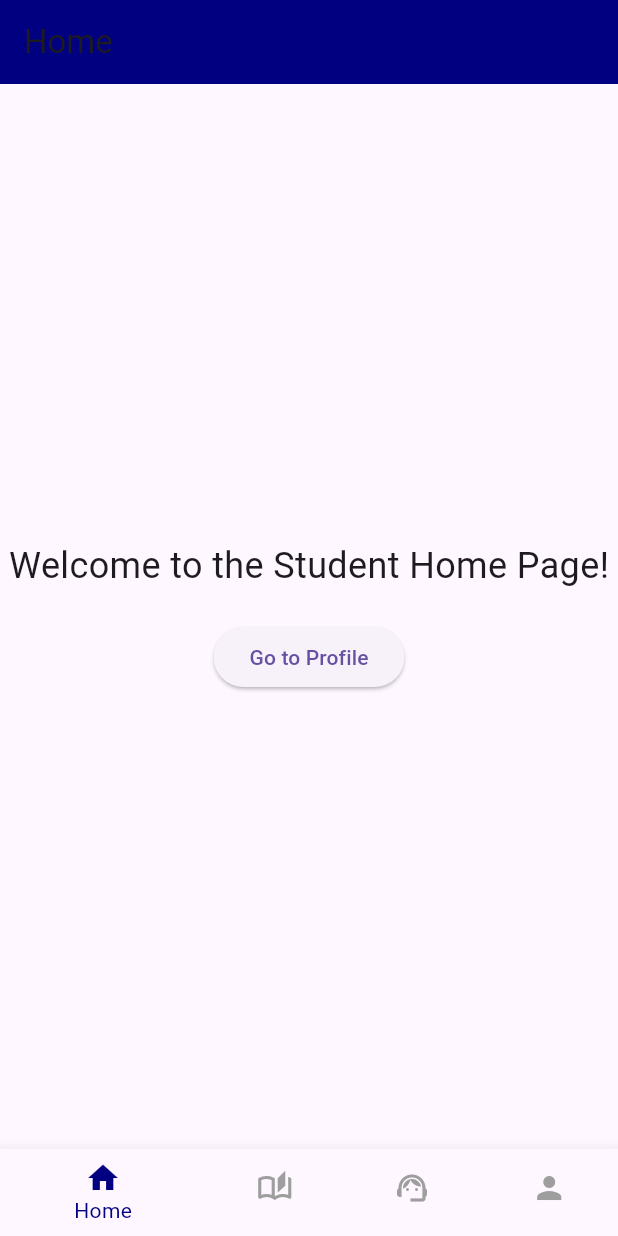
After one commit to jinsonjacob2000/Gcc_lms, a Flutter app: the Bottomnav screen opened directly, after a tap on "Go to Profile", on a phone screen of 412 x 824 dp. The commit adds this screen. Run offline on Flutter 3.47's test engine with Material 3 defaults, Android fonts, the phone set to English and light mode, and no system bars; our stand-ins replace shared_preferences; accounts and stored records are empty.

Commit message:
jinson commit 4/4/25 night

```diff
--- a/lib/Servises/authentication/auth_servises.dart
+++ b/lib/Servises/authentication/auth_servises.dart
@@ -54,8 +54,8 @@ class AuthServices {
       );
 
       final responseData = jsonDecode(response.body); // Decode response body
-      print(responseData);
-      print(response.statusCode);
+      // print(responseData);
+      // print(response.statusCode);
       if (response.statusCode == 200 || response.statusCode == 201) {
         return {
           "success": true,
@@ -65,7 +65,7 @@ class AuthServices {
       } else if (response.statusCode == 400 || response.statusCode == 409) {
         return {"success": false, "message": responseData["message"]};
       } else {
-        return {"success": false, "message": "Registration failed!"};
+        return {"success": false, "message": "Login Failed"};
       }
     } catch (error) {
       return {"success": false, "message": "Network error! Please try again."};
--- a/lib/Utilities/Constants.dart
+++ b/lib/Utilities/Constants.dart
@@ -2,9 +2,10 @@ import 'package:flutter/material.dart';
 
 class AppColors {
   static const Color primary = Color(0xFF6200EE); // Custom Primary Color
-  static const Color secondary = Color(0xFF03DAC6);
+  static const Color secondaryBlack = Colors.black87; // Custom Secondary Color
   static const Color primarywhite = Color(0xFFF5F5F5);
   static const Color primaryblue = Color.fromARGB(255, 0, 0, 128);
+  static const Color secondaryGrey = Colors.grey;
 }
 
 class AppTextStyles {
--- /dev/null
+++ b/lib/View/student/Home_student.dart
@@ -0,0 +1,38 @@
+import 'package:flutter/material.dart';
+
+class HomeStudent extends StatefulWidget {
+  const HomeStudent({super.key});
+
+  @override
+  State<HomeStudent> createState() => _HomeStudentState();
+}
+
+class _HomeStudentState extends State<HomeStudent> {
+  @override
+  Widget build(BuildContext context) {
+    return Scaffold(
+      appBar: AppBar(
+        title: const Text('Home'),
+        backgroundColor: const Color.fromARGB(255, 0, 0, 128),
+      ),
+      body: Center(
+        child: Column(
+          mainAxisAlignment: MainAxisAlignment.center,
+          children: [
+            const Text(
+              'Welcome to the Student Home Page!',
+              style: TextStyle(fontSize: 24),
+            ),
+            const SizedBox(height: 20),
+            ElevatedButton(
+              onPressed: () {
+                // Add your button action here
+              },
+              child: const Text('Go to Profile'),
+            ),
+          ],
+        ),
+      ),
+    );
+  }
+}
--- /dev/null
+++ b/lib/View/student/attendance_student.dart
@@ -0,0 +1,38 @@
+import 'package:flutter/material.dart';
+
+class AttendanceStudent extends StatefulWidget {
+  const AttendanceStudent({super.key});
+
+  @override
+  State<AttendanceStudent> createState() => _AttendanceStudentstate();
+}
+
+class _AttendanceStudentstate extends State<AttendanceStudent> {
+  @override
+  Widget build(BuildContext context) {
+    return Scaffold(
+      appBar: AppBar(
+        title: const Text('Contacts'),
+        backgroundColor: const Color.fromARGB(255, 0, 0, 128),
+      ),
+      body: Center(
+        child: Column(
+          mainAxisAlignment: MainAxisAlignment.center,
+          children: [
+            const Text(
+              'Welcome to the Student Contacts Page!',
+              style: TextStyle(fontSize: 24),
+            ),
+            const SizedBox(height: 20),
+            ElevatedButton(
+              onPressed: () {
+                // Add your button action here
+              },
+              child: const Text('Contact Support'),
+            ),
+          ],
+        ),
+      ),
+    );
+  }
+}
--- /dev/null
+++ b/lib/View/student/bottomNav.dart
@@ -0,0 +1,73 @@
+import 'package:flutter/material.dart';
+import 'package:portfolio_lms/Utilities/Constants.dart';
+import 'package:portfolio_lms/View/student/Home_student.dart';
+import 'package:portfolio_lms/View/student/attendance_student.dart';
+import 'package:portfolio_lms/View/student/profileStudent.dart';
+import 'package:portfolio_lms/View/student/support_student.dart';
+
+class Bottomnav extends StatefulWidget {
+  const Bottomnav({super.key});
+
+  @override
+  State<Bottomnav> createState() => _BottomnavState();
+}
+
+class _BottomnavState extends State<Bottomnav> {
+
+    int _currentIndex = 0;
+
+
+    final List<Widget> pages = [
+    HomeStudent(),
+    AttendanceStudent(),
+    SupportStudent(),
+    Profilestudent()
+  ];
+
+    void _onItemTapped(int index) {
+    setState(() {
+      _currentIndex = index;
+    });
+  }
+
+  @override
+  Widget build(BuildContext context) {
+    return Scaffold(
+       body: IndexedStack(
+        index: _currentIndex,
+        children: pages,
+      ),
+      bottomNavigationBar: BottomNavigationBar(
+        items: const [
+          BottomNavigationBarItem(
+            icon: Icon(Icons.home),
+            label: 'Home',
+
+          ),
+          BottomNavigationBarItem(
+            icon: Icon(Icons.auto_stories_outlined),
+            label: 'Attendance',
+          ),
+          BottomNavigationBarItem(
+            icon: Icon(Icons.support_agent),
+            label: 'Support',
+          ),
+
+          BottomNavigationBarItem(
+
+            icon: Icon(Icons.person),
+            label: 'Profile',
+          ),
+        ],
+        currentIndex: 0,
+        selectedItemColor:AppColors.primaryblue,
+        unselectedItemColor: AppColors.secondaryGrey,
+        unselectedLabelStyle:  TextStyle(
+          color: AppColors.secondaryGrey,
+        ),
+        onTap: _onItemTapped
+      ),
+
+    );
+  }
+}
--- /dev/null
+++ b/lib/View/student/profileStudent.dart
@@ -0,0 +1,38 @@
+import 'package:flutter/material.dart';
+
+class Profilestudent extends StatefulWidget {
+  const Profilestudent({super.key});
+
+  @override
+  State<Profilestudent> createState() => _ProfilestudentState();
+}
+
+class _ProfilestudentState extends State<Profilestudent> {
+  @override
+  Widget build(BuildContext context) {
+    return Scaffold(
+      appBar: AppBar(
+        title: const Text('Profile'),
+        backgroundColor: const Color.fromARGB(255, 0, 0, 128),
+      ),
+      body: Center(
+        child: Column(
+          mainAxisAlignment: MainAxisAlignment.center,
+          children: [
+            const Text(
+              'Welcome to the Student Profile Page!',
+              style: TextStyle(fontSize: 24),
+            ),
+            const SizedBox(height: 20),
+            ElevatedButton(
+              onPressed: () {
+                // Add your button action here
+              },
+              child: const Text('Edit Profile'),
+            ),
+          ],
+        ),
+      ),
+    );
+  }
+}
--- /dev/null
+++ b/lib/View/student/support_student.dart
@@ -0,0 +1,40 @@
+import 'package:flutter/material.dart';
+
+class SupportStudent extends StatefulWidget {
+  const SupportStudent({super.key});
+
+  @override
+  State<SupportStudent> createState() => _SupportStudentState();
+}
+
+class _SupportStudentState extends State<SupportStudent> {
+
+
+  @override
+  Widget build(BuildContext context) {
+    return Scaffold(
+      appBar: AppBar(
+        title: const Text('Support'),
+        backgroundColor: const Color.fromARGB(255, 0, 0, 128),
+      ),
+      body: Center(
+        child: Column(
+          mainAxisAlignment: MainAxisAlignment.center,
+          children: [
+            const Text(
+              'Welcome to the Student Support Page!',
+              style: TextStyle(fontSize: 24),
+            ),
+            const SizedBox(height: 20),
+            ElevatedButton(
+              onPressed: () {
+                // Add your button action here
+              },
+              child: const Text('Contact Support'),
+            ),
+          ],
+        ),
+      ),
+    );
+  }
+}
--- a/lib/main.dart
+++ b/lib/main.dart
@@ -1,5 +1,5 @@
 import 'package:flutter/material.dart';
-import 'package:portfolio_lms/View/student/Registration_student.dart';
+import 'package:portfolio_lms/View/commons/splash_screen.dart';
 import 'package:portfolio_lms/Viewmodel/auth_provider.dart';
 import 'package:provider/provider.dart';
 
@@ -23,7 +23,7 @@ class MyApp extends StatelessWidget {
   Widget build(BuildContext context) {
     return MaterialApp(
 
-      home: const RegistrationStudent(),
+      home: const SplashScreen(),
     );
   }
 }
--- a/pubspec.yaml
+++ b/pubspec.yaml
@@ -36,6 +36,7 @@ dependencies:
   cupertino_icons: ^1.0.8
   http: ^1.3.0
   provider: ^6.1.4
+  shared_preferences: ^2.5.3
 
 dev_dependencies:
   flutter_test:
```
Also changed, not shown: lib/Utilities/tokenManager.dart (added, +23 -0 lines), lib/View/commons/splash_screen.dart (+37 -24 lines), lib/View/student/Login_student.dart (+29 -24 lines), lib/Viewmodel/auth_provider.dart (+26 -4 lines), lib/View/student/dashboard.dart (deleted), pubspec.lock, 1 other file.
